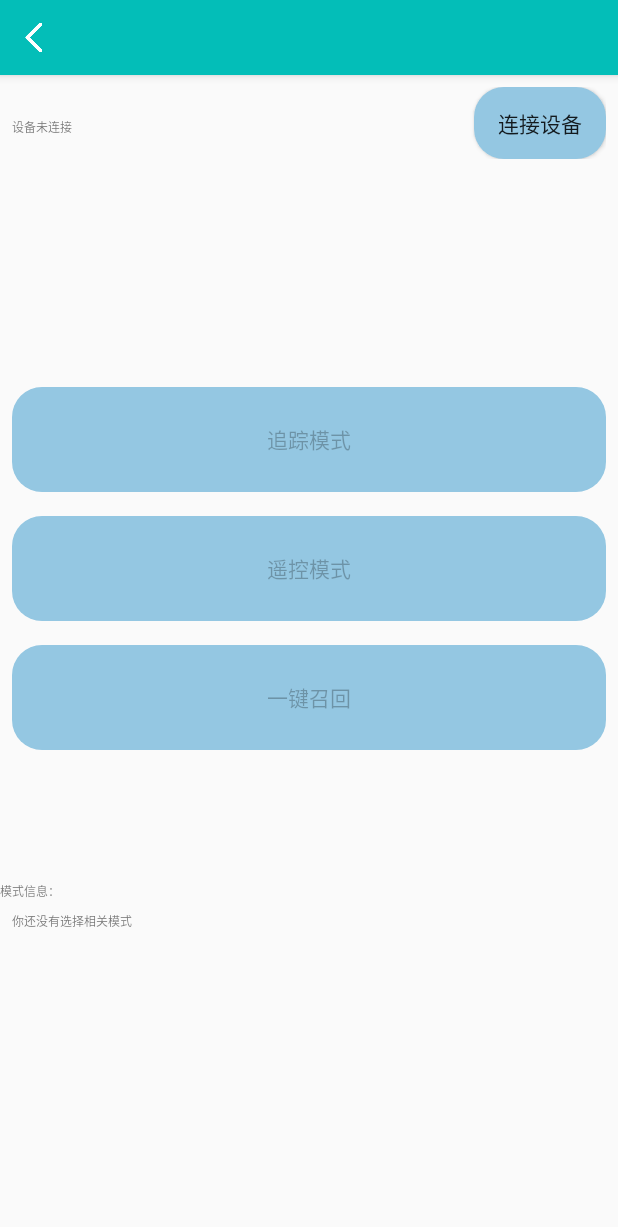
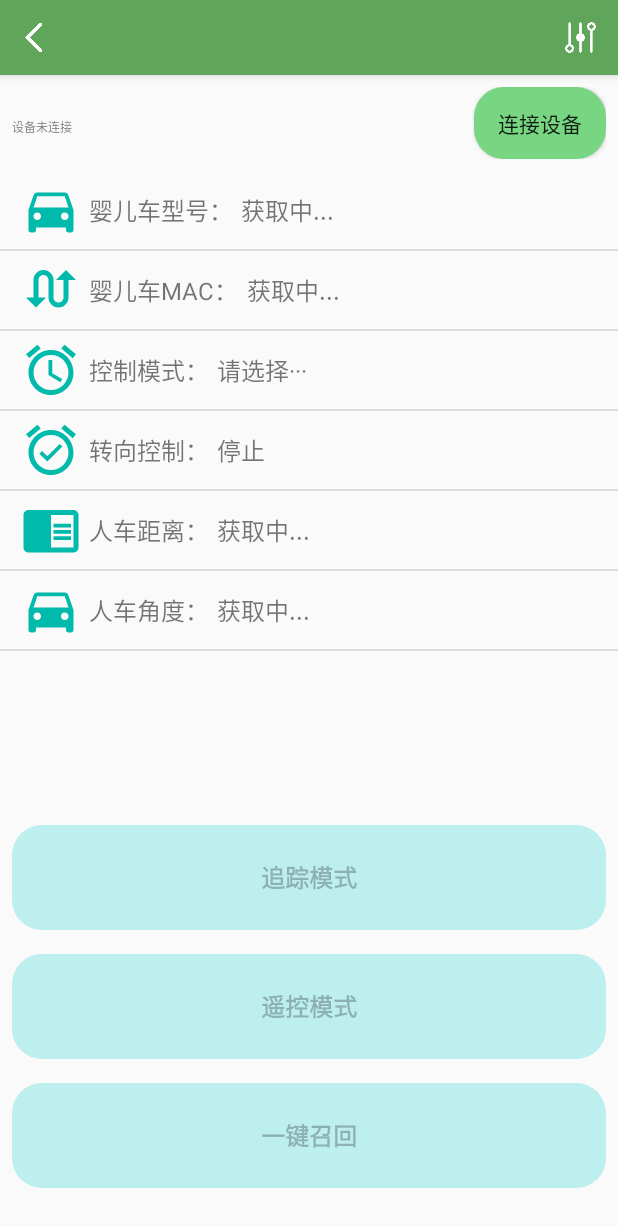
Before and after one commit to csbebetter/Bluetooth_serial_control_APP, an Android app: the ModeSelectionActivity screen opened directly, with no data from a screen before it, on a phone screen of 412 x 824 dp. Shown: the top 1227 px of the screen. Run offline under Robolectric (Android 15) with nearby library versions, the light colour scheme and no system bars; our stand-ins replace RxJava.

Commit message:
project rebuild

```diff
--- a/App/src/main/java/com/litecdows/androidbluetoothserial/demoapp/AboutActivity.java
+++ b/App/src/main/java/com/litecdows/androidbluetoothserial/demoapp/AboutActivity.java
@@ -32,7 +32,7 @@ public class AboutActivity extends AppCompatActivity {
                 .isRTL(false)
                 .setImage(R.drawable.pic3_about)//图片
                 .setDescription("洋田婴儿车控制器")//介绍
-                .addItem(new Element().setTitle("Version 1.1"))
+                .addItem(new Element().setTitle("Version 2.1"))
                 .setDescription("本软件由华中科技大学FOCUS团队开发，源码已上传Github，遵循相关开源协议")
                 .addGroup("FOCUS团队")
                 .addEmail("csbebetter@outlook.com")//邮箱
--- a/App/src/main/java/com/litecdows/androidbluetoothserial/demoapp/CommunicateViewModel.java
+++ b/App/src/main/java/com/litecdows/androidbluetoothserial/demoapp/CommunicateViewModel.java
@@ -37,6 +37,7 @@ public class CommunicateViewModel extends AndroidViewModel {
     private MutableLiveData<ConnectionStatus> connectionStatusData = new MutableLiveData<>();
     // The device name that the activity sees
     private MutableLiveData<String> deviceNameData = new MutableLiveData<>();
+    private MutableLiveData<String> deviceMacData = new MutableLiveData<>();
     // The message in the message box that the activity sees
     private MutableLiveData<String> messageData = new MutableLiveData<>();
 
@@ -79,6 +80,7 @@ public class CommunicateViewModel extends AndroidViewModel {
 
             // Tell the activity the device name so it can set the title
             deviceNameData.postValue(deviceName);
+            deviceMacData.postValue(mac);
             // Tell the activity we are disconnected.
             connectionStatusData.postValue(ConnectionStatus.DISCONNECTED);
         }
@@ -183,7 +185,7 @@ public class CommunicateViewModel extends AndroidViewModel {
 
     // Getter method for the activity to use.
     public LiveData<String> getDeviceName() { return deviceNameData; }
-
+    public LiveData<String> getDeviceMac(){ return deviceMacData; }
     // Getter method for the activity to use.
     public LiveData<String> getMessage() { return messageData; }
 
--- a/App/src/main/java/com/litecdows/androidbluetoothserial/demoapp/ModeSelectionActivity.java
+++ b/App/src/main/java/com/litecdows/androidbluetoothserial/demoapp/ModeSelectionActivity.java
@@ -8,11 +8,18 @@ import android.view.View;
 import android.widget.Button;
 import android.widget.ImageView;
 import android.widget.LinearLayout;
+import android.widget.ListView;
 import android.widget.ScrollView;
+import android.widget.SimpleAdapter;
 import android.widget.TextView;
 
 import androidx.appcompat.app.AppCompatActivity;
 import androidx.lifecycle.ViewModelProviders;
+
+import java.util.ArrayList;
+import java.util.HashMap;
+import java.util.List;
+import java.util.Map;
 
 public class ModeSelectionActivity extends AppCompatActivity {
 
@@ -20,8 +27,35 @@ public class ModeSelectionActivity extends AppCompatActivity {
     private Button connectButton, mode1_auto_follow, mode2_remote_control, mode3_recall;
     private CommunicateViewModel viewModel;
     private RockerViewModel rocker;
-    private LinearLayout mode_buttons;
-    int offHeight;
+    private LinearLayout mode_buttons ,debug_windows;
+    private ListView listView;
+    private String string_rocker_data;
+
+
+    private final String[] keys = new String[]{
+            "婴儿车型号：",
+            "婴儿车MAC：",
+            "控制模式：",
+            "转向控制：",
+            "人车距离：",
+            "人车角度：",
+    };
+    private String[] values = new String[]{
+            "获取中...",
+            "获取中...",
+            "请选择···",
+            "停止",
+            "获取中...",
+            "获取中...",
+    };
+    private final int[] images_ic = new int[]{
+            R.drawable.ic_directions_car_black_24dp,
+            R.drawable.ic_swap_calls_black_24dp,
+            R.drawable.ic_alarm_black_24dp,
+            R.drawable.ic_alarm_on_black_24dp,
+            R.drawable.ic_chrome_reader_mode_black_24dp,
+            R.drawable.ic_directions_car_black_24dp,
+    };
 
 
 
@@ -54,26 +88,74 @@ public class ModeSelectionActivity extends AppCompatActivity {
         mode3_recall = findViewById(R.id.mode_button3);
         rocker = findViewById(R.id.rockerViewModel);
         mode_buttons = findViewById(R.id.linearLayout4);
+        debug_windows = findViewById(R.id.linearLayout);
         ImageView return_Image = findViewById(R.id.mode_selection_toolbar_return);
+        ImageView debug_Image = findViewById(R.id.mode_selection_toolbar_debug);
         ScrollView scroll = findViewById(R.id.scrollView3);
-
+        listView = findViewById(R.id.ListView);
         messagesView.setMovementMethod(ScrollingMovementMethod.getInstance());
 
 
+        initListView();
         //top left icon; Back to main page
         return_Image.setOnClickListener(new View.OnClickListener()
-        {@Override
-        public void onClick(View v)
+        {
+            @Override
+            public void onClick(View v)
         {
             ModeSelectionActivity.this.finish();
         }
         });
+
+        debug_Image.setOnClickListener(new View.OnClickListener() {
+            @Override
+            public void onClick(View v) {
+                if(debug_windows.getVisibility()==View.GONE){
+                    listView.setVisibility(View.GONE);
+                    debug_windows.setVisibility(View.VISIBLE);
+                }
+                else{
+                    listView.setVisibility(View.VISIBLE);
+                    debug_windows.setVisibility(View.GONE);
+                }
+            }
+        });
+
+
+        //rocker
+        if (rocker != null) {
+            rocker.setOnDownActionListener((x, y) -> {
+                string_rocker_data = rockerSentData(x,y);
+                viewModel.sendMessage(string_rocker_data);
+                initListView();
+            });
+            rocker.setOnMoveActionListener((x, y) -> {
+                string_rocker_data = rockerSentData(x,y);
+                viewModel.sendMessage(string_rocker_data);
+                initListView();
+            });
+            rocker.setOnUpActionListener((x, y) -> {
+                for(int i = 0; i<10; i++){
+                    viewModel.sendMessage("S");
+                    values[3] = "停止";
+                    initListView();
+                }
+            });
+        }
 
         // Start observing the data sent to us by the ViewModel
         viewModel.getConnectionStatus().observe(this, this::onConnectionStatus);
         viewModel.getDeviceName().observe(this, name -> {
             if (!TextUtils.isEmpty(name)) {
                 Text_Device.setText(name);
+                values[0] = name;
+                initListView();
+            }
+        });
+        viewModel.getDeviceMac().observe(this, mac -> {
+            if (!TextUtils.isEmpty(mac)) {
+                values[1] = mac;
+                initListView();
             }
         });
         viewModel.getMessages().observe(this, message -> {
@@ -81,45 +163,32 @@ public class ModeSelectionActivity extends AppCompatActivity {
                 message = getString(R.string.no_mode_select);
             }
             messagesView.setText(message);
-            offHeight = messagesView.getMeasuredHeight() - scroll.getMeasuredHeight();
-            if (offHeight < 0) {
-                offHeight = 0;
-            }
-            else {
-                scroll.fullScroll(ScrollView.FOCUS_DOWN);
+            int offset = messagesView.getLineCount() * messagesView.getLineHeight();
+            if (offset > scroll.getHeight()) {
+                scroll.scrollTo( 0, offset - scroll.getHeight() );
             }
         });
 
-        //setup the FrameLayout title
-        Text_Device.setText(viewModel.getDeviceName().getValue());
 
 
         // Setup the send button click action
-        mode1_auto_follow.setOnClickListener(v -> viewModel.sendMessage("1"));
+        mode1_auto_follow.setOnClickListener(v -> {
+            viewModel.sendMessage("1");
+            values[2] = "追踪模式";
+            initListView();
+        });
         mode2_remote_control.setOnClickListener(v -> {
             viewModel.sendMessage("2");
+            values[2] = "遥控模式";
+            initListView();
             mode_buttons.setVisibility(View.GONE);
             rocker.setVisibility(View.VISIBLE);
         });
-        mode3_recall.setOnClickListener(v -> viewModel.sendMessage("3"));
-
-        //rocker
-        if (rocker != null) {
-            rocker.setOnDownActionListener((x, y) -> {
-                viewModel.sendMessage(rockerSentData(x,y));
-            });
-            rocker.setOnMoveActionListener((x, y) -> {
-                viewModel.sendMessage(rockerSentData(x,y));
-            });
-            rocker.setOnUpActionListener((x, y) -> {
-                for(int i = 0; i<10; i++){
-                    viewModel.sendMessage("S");
-                }
-            });
-        }
-
-
-
+        mode3_recall.setOnClickListener(v -> {
+            viewModel.sendMessage("3");
+            values[2] = "一键召回";
+            initListView();
+        });
     }
 
     // Called when the ViewModel updates us of our connectivity status
@@ -175,9 +244,15 @@ public class ModeSelectionActivity extends AppCompatActivity {
     @Override
     public void onBackPressed() {
         // Close the activity
-        if(rocker.getVisibility()==View.VISIBLE){
-            rocker.setVisibility(View.GONE);
-            mode_buttons.setVisibility(View.VISIBLE);
+        if(rocker.getVisibility()==View.VISIBLE || debug_windows.getVisibility()==View.VISIBLE){
+            if(rocker.getVisibility()==View.VISIBLE){
+                rocker.setVisibility(View.GONE);
+                mode_buttons.setVisibility(View.VISIBLE);
+                values[2] = "请选择···";
+                initListView();
+            }
+            debug_windows.setVisibility(View.GONE);
+            listView.setVisibility(View.VISIBLE);
         }
         else {
             finish();
@@ -186,31 +261,50 @@ public class ModeSelectionActivity extends AppCompatActivity {
 
     public String rockerSentData(double x, double y){
         if(x>=y && x>=-y){
+            values[3] = "右转";
             return "R";
         }
         else if(x<y && x>=-y){
+            values[3] = "倒车";
             return "X";
         }
         else if(x>=y && x<-y){
             double distance = Math.sqrt(Math.pow(x, 2) + Math.pow(y, 2));
             if(distance > 0 && distance<=0.4){
+                values[3] = "前进1";
                 return "F";
             }
             else if(distance > 0.4 && distance<=0.7){
+                values[3] = "前进2";
                 return "E";
             }
             else{
+                values[3] = "前进3";
                 return "D";
             }
         }
         else if(x<y && x<-y){
+            values[3] = "左转";
             return "L";
         }
         else{
+            values[3] = "停止";
             return "S";
         }
 
     }
 
+    public void initListView(){
+        List<Map<String, Object>> list = new ArrayList<>();
+        for (int i = 0; i < keys.length; i++) {
+            Map<String, Object> objectMap = new HashMap<>();
+            objectMap.put("key", keys[i]);
+            objectMap.put("value", values[i]);
+            objectMap.put("img", images_ic[i]);
+            list.add(objectMap);
+        }
+        SimpleAdapter adapter = new SimpleAdapter(this, list, R.layout.list_item_babycar_state, new String[]{"key", "value", "img"}, new int[]{R.id.key, R.id.value, R.id.img});
+        listView.setAdapter(adapter);
+    }
 
 }
--- a/App/src/main/res/drawable/button_drawable.xml
+++ b/App/src/main/res/drawable/button_drawable.xml
@@ -7,6 +7,6 @@ android:shape="rectangle">
 <corners android:radius="20dp"/>
 
 <!-- 填充颜色 -->
-<solid android:color="#94C7E2"/>
+<solid android:color="#BEEFEF"/>
 
 </shape>
--- a/App/src/main/res/drawable/button_mode.xml
+++ b/App/src/main/res/drawable/connect_button.xml
@@ -7,6 +7,6 @@
     <corners android:radius="20dp"/>
 
     <!-- 填充颜色 -->
-    <solid android:color="#9C27B0"/>
+    <solid android:color="#78D582"/>
 
 </shape>
--- /dev/null
+++ b/App/src/main/res/drawable/ic_alarm_black_24dp.xml
@@ -0,0 +1,9 @@
+<vector xmlns:android="http://schemas.android.com/apk/res/android"
+        android:width="24dp"
+        android:height="24dp"
+        android:viewportWidth="24.0"
+        android:viewportHeight="24.0">
+    <path
+        android:fillColor="@color/colorIc"
+        android:pathData="M22,5.72l-4.6,-3.86 -1.29,1.53 4.6,3.86L22,5.72zM7.88,3.39L6.6,1.86 2,5.71l1.29,1.53 4.59,-3.85zM12.5,8L11,8v6l4.75,2.85 0.75,-1.23 -4,-2.37L12.5,8zM12,4c-4.97,0 -9,4.03 -9,9s4.02,9 9,9c4.97,0 9,-4.03 9,-9s-4.03,-9 -9,-9zM12,20c-3.87,0 -7,-3.13 -7,-7s3.13,-7 7,-7 7,3.13 7,7 -3.13,7 -7,7z"/>
+</vector>
--- /dev/null
+++ b/App/src/main/res/drawable/ic_alarm_on_black_24dp.xml
@@ -0,0 +1,9 @@
+<vector xmlns:android="http://schemas.android.com/apk/res/android"
+        android:width="24dp"
+        android:height="24dp"
+        android:viewportWidth="24.0"
+        android:viewportHeight="24.0">
+    <path
+        android:fillColor="@color/colorIc"
+        android:pathData="M22,5.72l-4.6,-3.86 -1.29,1.53 4.6,3.86L22,5.72zM7.88,3.39L6.6,1.86 2,5.71l1.29,1.53 4.59,-3.85zM12,4c-4.97,0 -9,4.03 -9,9s4.02,9 9,9c4.97,0 9,-4.03 9,-9s-4.03,-9 -9,-9zM12,20c-3.87,0 -7,-3.13 -7,-7s3.13,-7 7,-7 7,3.13 7,7 -3.13,7 -7,7zM10.54,14.53L8.41,12.4l-1.06,1.06 3.18,3.18 6,-6 -1.06,-1.06 -4.93,4.95z"/>
+</vector>
--- /dev/null
+++ b/App/src/main/res/drawable/ic_chrome_reader_mode_black_24dp.xml
@@ -0,0 +1,9 @@
+<vector xmlns:android="http://schemas.android.com/apk/res/android"
+        android:width="24dp"
+        android:height="24dp"
+        android:viewportWidth="24.0"
+        android:viewportHeight="24.0">
+    <path
+        android:fillColor="@color/colorIc"
+        android:pathData="M13,12h7v1.5h-7zM13,9.5h7L20,11h-7zM13,14.5h7L20,16h-7zM21,4L3,4c-1.1,0 -2,0.9 -2,2v13c0,1.1 0.9,2 2,2h18c1.1,0 2,-0.9 2,-2L23,6c0,-1.1 -0.9,-2 -2,-2zM21,19h-9L12,6h9v13z"/>
+</vector>
--- /dev/null
+++ b/App/src/main/res/drawable/ic_directions_car_black_24dp.xml
@@ -0,0 +1,9 @@
+<vector xmlns:android="http://schemas.android.com/apk/res/android"
+        android:width="24dp"
+        android:height="24dp"
+        android:viewportWidth="24.0"
+        android:viewportHeight="24.0">
+    <path
+        android:fillColor="@color/colorIc"
+        android:pathData="M18.92,6.01C18.72,5.42 18.16,5 17.5,5h-11c-0.66,0 -1.21,0.42 -1.42,1.01L3,12v8c0,0.55 0.45,1 1,1h1c0.55,0 1,-0.45 1,-1v-1h12v1c0,0.55 0.45,1 1,1h1c0.55,0 1,-0.45 1,-1v-8l-2.08,-5.99zM6.5,16c-0.83,0 -1.5,-0.67 -1.5,-1.5S5.67,13 6.5,13s1.5,0.67 1.5,1.5S7.33,16 6.5,16zM17.5,16c-0.83,0 -1.5,-0.67 -1.5,-1.5s0.67,-1.5 1.5,-1.5 1.5,0.67 1.5,1.5 -0.67,1.5 -1.5,1.5zM5,11l1.5,-4.5h11L19,11L5,11z"/>
+</vector>
--- /dev/null
+++ b/App/src/main/res/drawable/ic_swap_calls_black_24dp.xml
@@ -0,0 +1,9 @@
+<vector xmlns:android="http://schemas.android.com/apk/res/android"
+        android:width="24dp"
+        android:height="24dp"
+        android:viewportWidth="24.0"
+        android:viewportHeight="24.0">
+    <path
+        android:fillColor="@color/colorIc"
+        android:pathData="M18,4l-4,4h3v7c0,1.1 -0.9,2 -2,2s-2,-0.9 -2,-2V8c0,-2.21 -1.79,-4 -4,-4S5,5.79 5,8v7H2l4,4 4,-4H7V8c0,-1.1 0.9,-2 2,-2s2,0.9 2,2v7c0,2.21 1.79,4 4,4s4,-1.79 4,-4V8h3l-4,-4z"/>
+</vector>
--- a/App/src/main/res/layout/activity_about.xml
+++ b/App/src/main/res/layout/activity_about.xml
@@ -1,9 +1,9 @@
 <?xml version="1.0" encoding="utf-8"?>
 <androidx.coordinatorlayout.widget.CoordinatorLayout xmlns:android="http://schemas.android.com/apk/res/android"
     xmlns:app="http://schemas.android.com/apk/res-auto"
-    android:orientation="vertical"
     android:layout_width="match_parent"
-    android:layout_height="match_parent">
+    android:layout_height="match_parent"
+    android:orientation="vertical">
 
     <androidx.appcompat.widget.Toolbar
         android:layout_width="match_parent"
--- a/App/src/main/res/layout/activity_mode_selection.xml
+++ b/App/src/main/res/layout/activity_mode_selection.xml
@@ -41,6 +41,18 @@
             android:textSize="17sp"
             android:textStyle="bold" />
 
+        <ImageView
+            android:id="@+id/mode_selection_toolbar_debug"
+            android:layout_width="50dp"
+            android:layout_height="50dp"
+            android:layout_gravity="right"
+            android:background="?attr/selectableItemBackgroundBorderless"
+            android:clickable="true"
+            android:contentDescription="@string/return_button"
+            android:focusable="true"
+            android:padding="13dp"
+            android:src="@drawable/debug" />
+
     </FrameLayout>
 
     <LinearLayout
@@ -68,70 +80,31 @@
             android:id="@+id/mode_selection_connect"
             android:layout_width="wrap_content"
             android:layout_height="wrap_content"
-            android:background="@drawable/button_selector"
+            android:background="@drawable/connect_button"
             android:text="@string/connect" />
     </LinearLayout>
 
-    <LinearLayout
-        android:id="@+id/linearLayout4"
-        android:layout_width="0dp"
-        android:layout_height="258dp"
-        android:layout_gravity="center"
-        android:layout_marginBottom="80dp"
-        android:orientation="vertical"
-        app:layout_constraintBottom_toTopOf="@+id/linearLayout"
-        app:layout_constraintEnd_toEndOf="parent"
-        app:layout_constraintStart_toStartOf="parent">
-
-        <Button
-            android:id="@+id/mode_button1"
-            android:layout_width="match_parent"
-            android:layout_height="70dp"
-            android:layout_gravity="center"
-            android:layout_margin="8dp"
-            android:background="@drawable/button_selector"
-            android:text="追踪模式" />
-
-        <Button
-            android:id="@+id/mode_button2"
-            android:layout_width="match_parent"
-            android:layout_height="70dp"
-            android:layout_gravity="center"
-            android:layout_margin="8dp"
-            android:background="@drawable/button_selector"
-            android:text="遥控模式" />
-
-        <Button
-            android:id="@+id/mode_button3"
-            android:layout_width="match_parent"
-            android:layout_height="70dp"
-            android:layout_gravity="center"
-            android:layout_margin="8dp"
-            android:background="@drawable/button_selector"
-            android:text="一键召回" />
-    </LinearLayout>
-
-    <com.litecdows.androidbluetoothserial.demoapp.RockerViewModel
-        android:id="@+id/rockerViewModel"
-        android:layout_width="210dp"
-        android:layout_height="wrap_content"
-        android:layout_marginStart="411dp"
-        android:layout_marginEnd="411dp"
-        android:visibility="gone"
-        app:layout_constraintBottom_toTopOf="@+id/linearLayout"
+    <ListView
+        android:id="@+id/ListView"
+        android:layout_width="match_parent"
+        android:layout_height="320dp"
+        android:layout_marginTop="8dp"
         app:layout_constraintEnd_toEndOf="parent"
         app:layout_constraintStart_toStartOf="parent"
-        app:layout_constraintTop_toBottomOf="@+id/linearLayout5"
-        tools:ignore="MissingConstraints" />
+        app:layout_constraintTop_toBottomOf="@+id/linearLayout5" />
 
     <LinearLayout
         android:id="@+id/linearLayout"
         android:layout_width="match_parent"
         android:layout_height="wrap_content"
+        android:layout_marginLeft="8dp"
+        android:layout_marginTop="8dp"
+        android:layout_marginRight="8dp"
         android:orientation="vertical"
-        app:layout_constraintBottom_toBottomOf="parent"
+        android:visibility="gone"
         app:layout_constraintEnd_toEndOf="parent"
-        app:layout_constraintStart_toStartOf="parent">
+        app:layout_constraintStart_toStartOf="parent"
+        app:layout_constraintTop_toBottomOf="@+id/linearLayout5">
 
         <TextView
             android:id="@+id/textView3"
@@ -163,5 +136,61 @@
         </ScrollView>
     </LinearLayout>
 
+    <LinearLayout
+        android:id="@+id/linearLayout4"
+        android:layout_width="0dp"
+        android:layout_height="258dp"
+        android:layout_gravity="center"
+        android:layout_marginBottom="24dp"
+        android:orientation="vertical"
+        app:layout_constraintBottom_toBottomOf="parent"
+        app:layout_constraintEnd_toEndOf="parent"
+        app:layout_constraintStart_toStartOf="parent">
+
+        <Button
+            android:id="@+id/mode_button1"
+            android:layout_width="match_parent"
+            android:layout_height="70dp"
+            android:layout_gravity="center"
+            android:layout_margin="8dp"
+            android:background="@drawable/button_selector"
+            android:text="追踪模式"
+            android:textSize="16sp"
+            android:textStyle="bold" />
+
+        <Button
+            android:id="@+id/mode_button2"
+            android:layout_width="match_parent"
+            android:layout_height="70dp"
+            android:layout_gravity="center"
+            android:layout_margin="8dp"
+            android:background="@drawable/button_selector"
+            android:text="遥控模式"
+            android:textSize="16sp"
+            android:textStyle="bold" />
+
+        <Button
+            android:id="@+id/mode_button3"
+            android:layout_width="match_parent"
+            android:layout_height="70dp"
+            android:layout_gravity="center"
+            android:layout_margin="8dp"
+            android:background="@drawable/button_selector"
+            android:text="一键召回"
+            android:textSize="16sp"
+            android:textStyle="bold" />
+    </LinearLayout>
+
+    <com.litecdows.androidbluetoothserial.demoapp.RockerViewModel
+        android:id="@+id/rockerViewModel"
+        android:layout_width="210dp"
+        android:layout_height="210dp"
+        android:layout_marginBottom="72dp"
+        android:visibility="gone"
+        app:layout_constraintBottom_toBottomOf="parent"
+        app:layout_constraintEnd_toEndOf="parent"
+        app:layout_constraintStart_toStartOf="parent"
+        tools:ignore="MissingConstraints" />
+
 
 </androidx.constraintlayout.widget.ConstraintLayout>
--- a/App/src/main/res/layout/list_item_babycar_state.xml
+++ b/App/src/main/res/layout/list_item_babycar_state.xml
@@ -10,25 +10,28 @@
         android:id="@+id/img"
         android:layout_width="40dp"
         android:layout_height="40dp"
+        android:layout_marginLeft="8dp"
+        android:contentDescription="TODO"
         android:src="@drawable/baby_car_list" />
 
     <TextView
         android:id="@+id/key"
         android:layout_width="wrap_content"
         android:layout_height="wrap_content"
-        android:layout_marginLeft="5dp"
+        android:layout_marginStart="5dp"
+        android:background="?attr/selectableItemBackground"
         android:text="婴儿车型号"
-        android:background="?attr/selectableItemBackground"
         android:textIsSelectable="true"
 
         android:textSize="16sp" />
+
     <TextView
         android:id="@+id/value"
         android:layout_width="wrap_content"
         android:layout_height="wrap_content"
-        android:layout_marginLeft="5dp"
+        android:layout_marginStart="5dp"
+        android:background="?attr/selectableItemBackground"
         android:text="YT_xxxxxx"
-        android:background="?attr/selectableItemBackground"
         android:textIsSelectable="true"
 
         android:textSize="16sp" />
--- a/App/src/main/res/values/colors.xml
+++ b/App/src/main/res/values/colors.xml
@@ -1,11 +1,11 @@
 <?xml version="1.0" encoding="utf-8"?>
 <resources>
-    <color name="colorPrimary">#03BEB8</color>
-    <color name="colorPrimaryDark">#03BEB8</color>
-    <color name="colorAccent">#FF4081</color>
+    <color name="colorPrimary">#5FA55A</color>
+    <color name="colorPrimaryDark">#5FA55A</color>
+    <color name="colorIc">#01BAAB</color>
+    <color name="colorAccent">#FA8925</color>
     <color name="colorButton">#94C7E2</color>
-    <color name="white">#FFFFFF</color>
-    <color name="green">#17DC1F</color>
-
-    <color name="deep_green">#026306</color>
+    <color name="white">#F8F8F6</color>
+    <color name="green">#BC65E4B2</color>
+    <color name="deep_green">#016746</color>
 </resources>
```
Also changed, not shown: App/src/main/res/drawable/debug.png (added), 18 other files.
